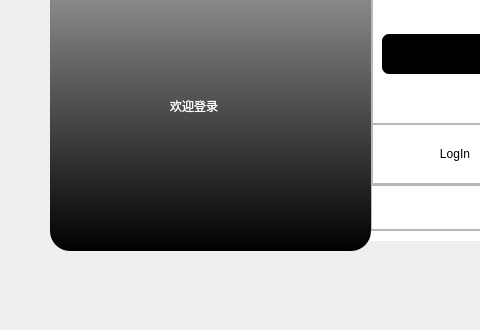
NothingStreet/attendanceSys_Testing, file ui/Login.ui: the form before one commit; both pictures show x 0 to 480 and y 270 to 600 of the 800 by 600 pixel window.
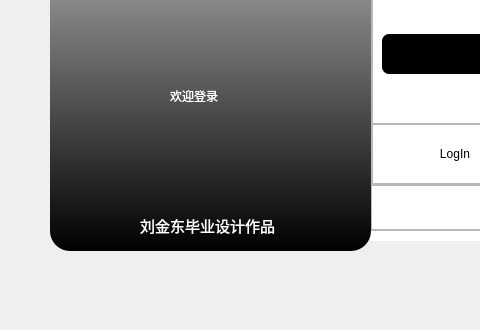
The form after the commit. Icons and pictures are not drawn.

```diff
--- a/ui/Login.ui
+++ b/ui/Login.ui
@@ -79,7 +79,7 @@
      <property name="geometry">
       <rect>
        <x>120</x>
-       <y>310</y>
+       <y>300</y>
        <width>81</width>
        <height>31</height>
       </rect>
@@ -93,6 +93,33 @@
       <string>欢迎登录</string>
      </property>
     </widget>
+    <widget class="QLabel" name="label_11">
+     <property name="geometry">
+      <rect>
+       <x>90</x>
+       <y>430</y>
+       <width>141</width>
+       <height>31</height>
+      </rect>
+     </property>
+     <property name="font">
+      <font>
+       <family>幼圆</family>
+       <pointsize>11</pointsize>
+       <weight>50</weight>
+       <italic>false</italic>
+       <bold>false</bold>
+      </font>
+     </property>
+     <property name="styleSheet">
+      <string notr="true">color: rgb(255, 255, 255);
+font: 11pt &quot;幼圆&quot;;
+</string>
+     </property>
+     <property name="text">
+      <string>刘金东毕业设计作品</string>
+     </property>
+    </widget>
    </widget>
    <widget class="QFrame" name="frame_2">
     <property name="geometry">
```
